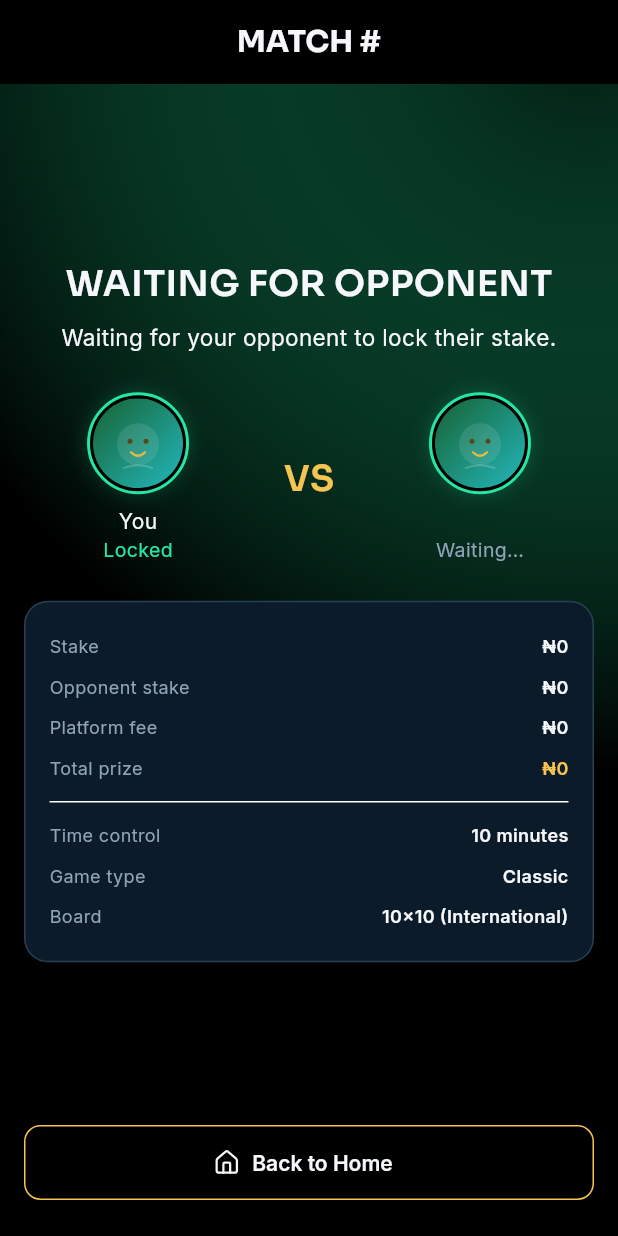
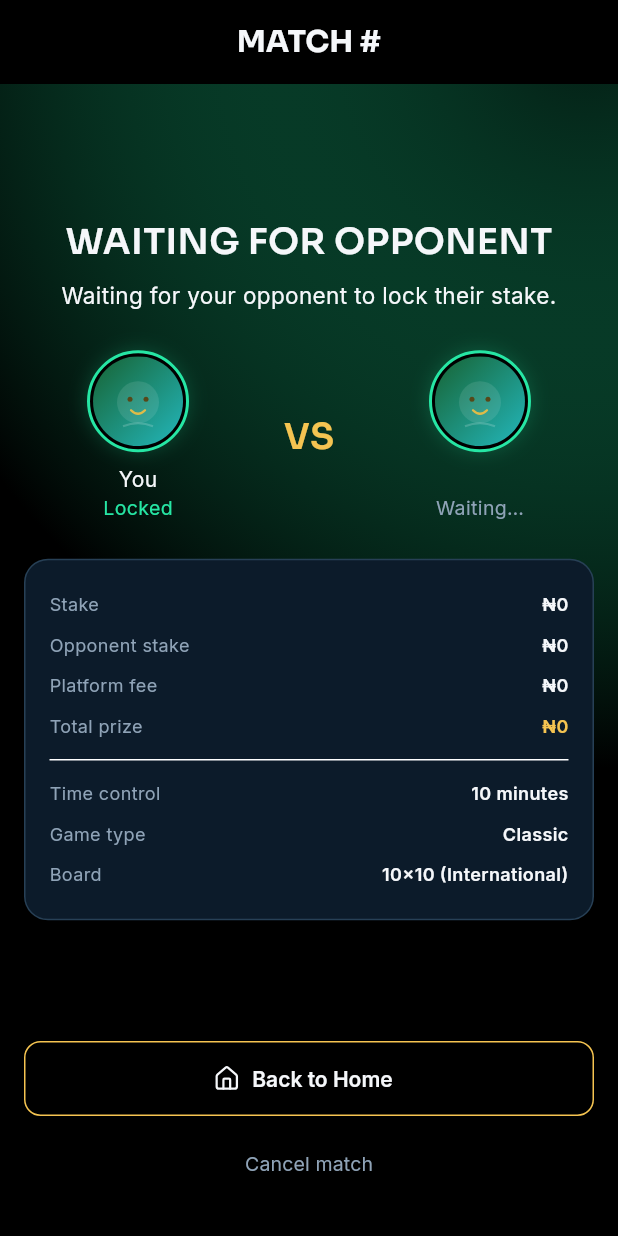
Before and after one commit to draughtbet-commits/draughtbet, a Flutter app: the WaitingOpponentStakeScreen widget shown alone on an empty page, opened directly with empty values, on a phone screen of 412 x 824 dp. Run offline on Flutter 3.47's test engine with Material 3 defaults, Android fonts, the phone set to English and light mode, and no system bars; our stand-ins replace connectivity_plus, dio, firebase_core, firebase_messaging, flutter_dotenv, flutter_local_notifications and 13 more; missing offline and left inert: dojah_kyc_sdk_flutter; accounts and stored records are empty; network calls fail.

Commit message:
feat(pre-play): let players cancel an open listing from the waiting screen

```diff
--- a/app/lib/screens/match_lifecycle_screens.dart
+++ b/app/lib/screens/match_lifecycle_screens.dart
@@ -216,22 +216,58 @@ class LockingStakeScreen extends StatelessWidget {
   );
 }
 
-class WaitingOpponentStakeScreen extends StatelessWidget {
+class WaitingOpponentStakeScreen extends ConsumerStatefulWidget {
   const WaitingOpponentStakeScreen({required this.snapshot, super.key});
 
   final MatchLifecycleSnapshot snapshot;
 
   @override
+  ConsumerState<WaitingOpponentStakeScreen> createState() =>
+      _WaitingOpponentStakeScreenState();
+}
+
+class _WaitingOpponentStakeScreenState
+    extends ConsumerState<WaitingOpponentStakeScreen> {
+  bool _cancelling = false;
+
+  Future<void> _cancel() async {
+    if (_cancelling) return;
+    setState(() => _cancelling = true);
+    await ref
+        .read(matchFlowProvider.notifier)
+        .cancelSentChallenge(
+          matchId: widget.snapshot.matchId,
+          terms: widget.snapshot.terms,
+        );
+    if (!mounted) return;
+    context.go('/home');
+  }
+
+  @override
   Widget build(BuildContext context) => _PlayersStatusScreen(
-    snapshot: snapshot,
+    snapshot: widget.snapshot,
     title: 'WAITING FOR OPPONENT',
     message: 'Waiting for your opponent to lock their stake.',
     playerStatus: 'Locked',
     opponentStatus: 'Waiting…',
-    action: SecondaryActionButton(
-      label: 'Back to Home',
-      icon: LucideIcons.house,
-      onPressed: () => context.go('/home'),
+    action: Column(
+      children: [
+        SecondaryActionButton(
+          label: 'Back to Home',
+          icon: LucideIcons.house,
+          onPressed: () => context.go('/home'),
+        ),
+        const SizedBox(height: 8),
+        TextButton(
+          onPressed: _cancelling ? null : _cancel,
+          child: Text(
+            'Cancel match',
+            style: AppTypography.bodySmall.copyWith(
+              color: AppColors.textSecondary,
+            ),
+          ),
+        ),
+      ],
     ),
   );
 }
```
Also changed, not shown: 2 other files.
